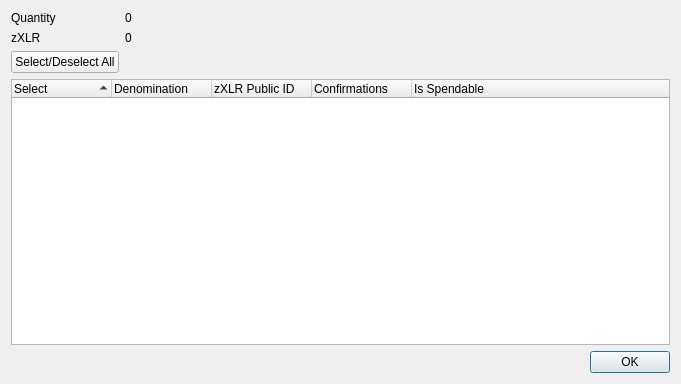
Before: the Qt Designer form src/qt/forms/zamscontroldialog.ui in listedlinked/newsvn, drawn with Qt 5.
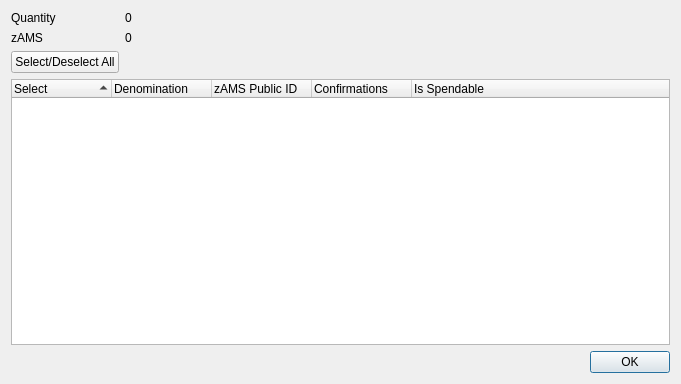
After: the same form once the commit is applied.

```diff
--- a/src/qt/forms/zamscontroldialog.ui
+++ b/src/qt/forms/zamscontroldialog.ui
@@ -42,7 +42,7 @@
      <item row="1" column="0">
       <widget class="QLabel" name="labelZXLR">
        <property name="text">
-        <string>zXLR</string>
+        <string>zAMS</string>
        </property>
       </widget>
      </item>
@@ -96,7 +96,7 @@
        </column>
        <column>
         <property name="text">
-         <string notr="true">zXLR Public ID</string>
+         <string notr="true">zAMS Public ID</string>
         </property>
        </column>
        <column>
```
Left out of the diff: 14 changed lines with no effect on the pictures.
